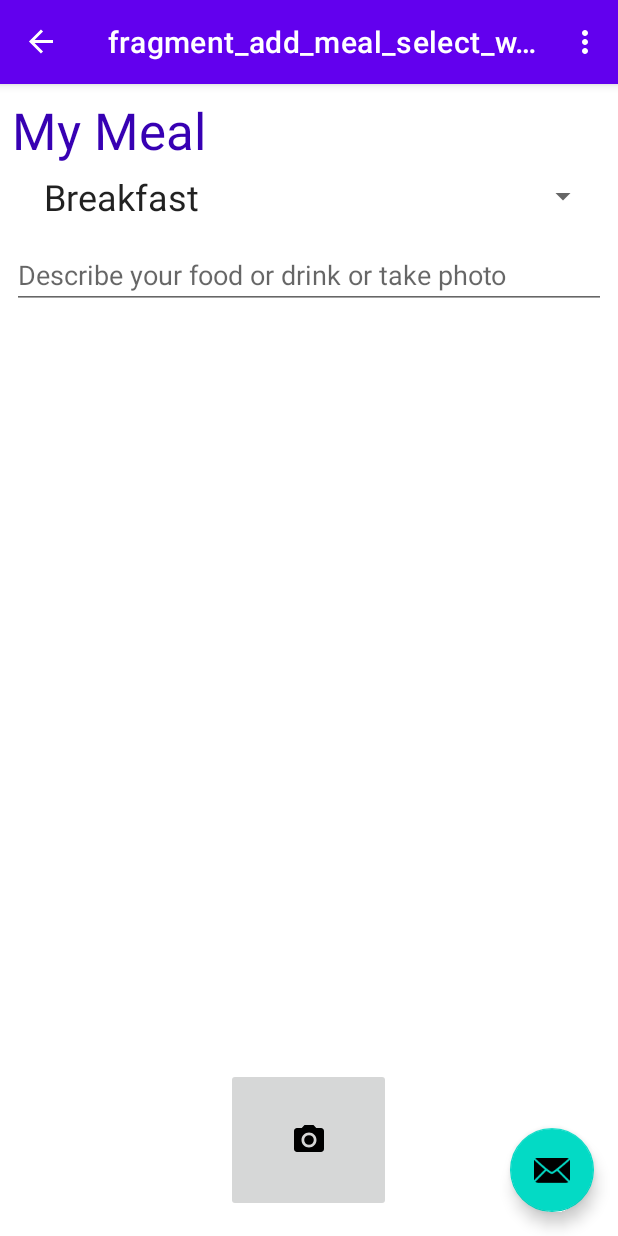
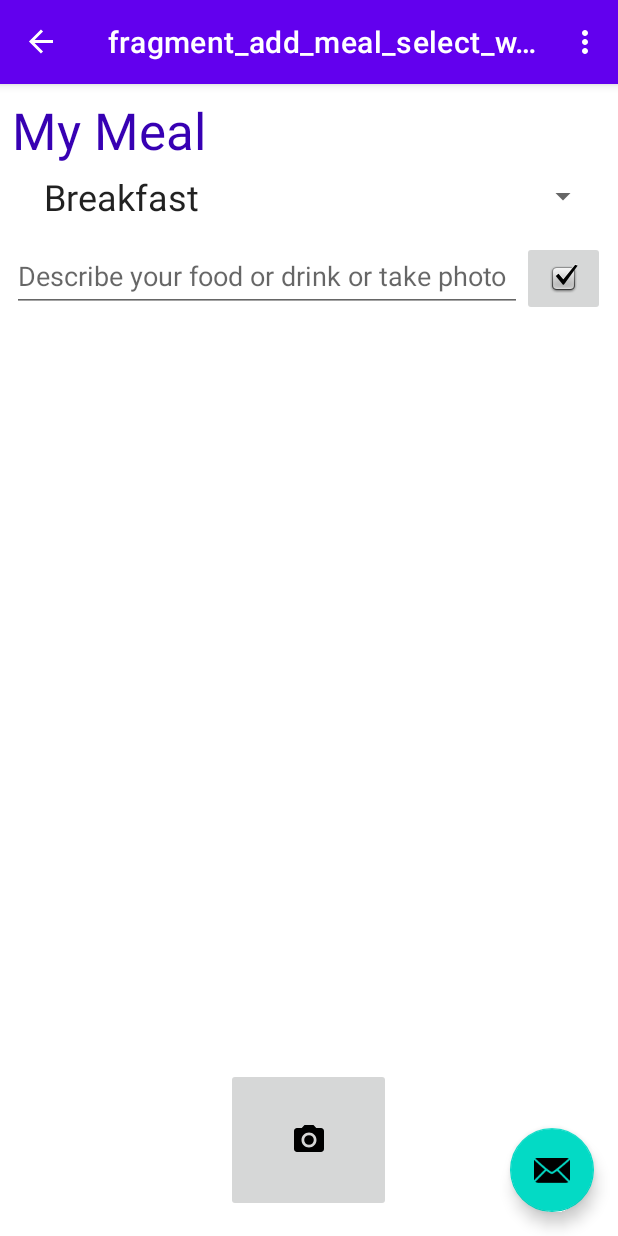
Before and after one commit to Antoshka1171/CalorieCounterApp, an Android app: the screen it shows after launch (MainActivity), after a tap on an icon or button, on a phone screen of 412 x 824 dp. Run offline under Robolectric (Android 15) with nearby library versions, the phone set to English and light mode, and no system bars; our stand-ins replace navigation-ui; libraries missing offline, so code that uses them is left out: com.google.ai.client.

Commit message:
ai integration

```diff
--- a/app/src/main/AndroidManifest.xml
+++ b/app/src/main/AndroidManifest.xml
@@ -16,6 +16,9 @@
         android:theme="@style/Theme.CalorieCounterApp"
         tools:targetApi="31">
         <activity
+            android:name=".ui.mealcard.MainActivity"
+            android:exported="false" />
+        <activity
             android:name=".MainActivity"
             android:exported="true"
             android:label="@string/app_name"
--- a/app/src/main/java/com/example/caloriecounterapp/ui/addmeal/AddMealFragment.kt
+++ b/app/src/main/java/com/example/caloriecounterapp/ui/addmeal/AddMealFragment.kt
@@ -10,9 +10,13 @@ import androidx.fragment.app.Fragment
 import android.view.LayoutInflater
 import android.view.View
 import android.view.ViewGroup
+import android.widget.Button
+import android.widget.EditText
+import android.widget.ImageButton
 import android.widget.TextView
 import androidx.lifecycle.ViewModelProvider
 import androidx.lifecycle.lifecycleScope
+import com.example.caloriecounterapp.R
 import com.example.caloriecounterapp.databinding.FragmentAddMealBinding
 import kotlinx.coroutines.CoroutineScope
 import kotlinx.coroutines.Dispatchers
@@ -46,19 +50,25 @@ class AddMealFragment : Fragment() , CoroutineScope {
         get() = Dispatchers.Main + job
 
     internal var photoBitmap : Bitmap? = null;
+
     override fun onActivityResult(requestCode: Int, resultCode: Int, data: Intent?) {
         super.onActivityResult(requestCode, resultCode, data)
         if (resultCode == Activity.RESULT_OK && requestCode == REQUEST_CODE && data != null){
             photoBitmap = (data.extras?.get("data") as Bitmap)
             lifecycleScope.launch {
                 val result =  aiModel.ProvideCalorieEstimationFromPhoto(photoBitmap!!)
-                binding.textViewResponse.text = result
+
+                //binding.textViewResponse.text = result
+                //val numberCal = aiModel.ProvideCalorieEstimationNumber(result)
+                binding.textViewResponse.text = result.first
             }
         }
     }
 
+
     override fun onCreateView(
-        inflater: LayoutInflater, container: ViewGroup?,
+        inflater: LayoutInflater,
+        container: ViewGroup?,
         savedInstanceState: Bundle?
     ): View {
         val viewModel =
@@ -68,6 +78,7 @@ class AddMealFragment : Fragment() , CoroutineScope {
         val root: View = binding.root
 
         val textViewResponse = binding.textViewResponse
+
         viewModel.mealDescription.observe(viewLifecycleOwner) {
             textViewResponse.text = it
         }
@@ -75,6 +86,20 @@ class AddMealFragment : Fragment() , CoroutineScope {
         binding.imageButton.setOnClickListener {
             capturePhoto()
         }
+
+        val editText: EditText = binding.editTextMealDescription
+        val descriptionButton: ImageButton = binding.generateDescriptionButon
+
+        descriptionButton.setOnClickListener {
+            lifecycleScope.launch {
+                val resultDescription = aiModel.ProvideCalorieEstimation(editText.getText().toString())
+                //binding.textViewResponse.text = resultDescription
+                val numberCal: Int? = aiModel.ProvideCalorieEstimationNumber(editText.getText().toString())
+                binding.textViewResponse.text = numberCal.toString()
+            }
+
+        }
+
 
         return root
     }
--- a/app/src/main/java/com/example/caloriecounterapp/ui/addmeal/AddMealViewModel.kt
+++ b/app/src/main/java/com/example/caloriecounterapp/ui/addmeal/AddMealViewModel.kt
@@ -8,6 +8,10 @@ class AddMealViewModel : ViewModel() {
     private val _mealDescription = MutableLiveData<String>().apply {
         value = ""
     }
+    private val _response = MutableLiveData<String>().apply {
+        value = ""
+    }
 
     val mealDescription: LiveData<String> = _mealDescription
+    val response: LiveData<String> = _response
 }
--- a/app/src/main/res/layout/fragment_add_meal.xml
+++ b/app/src/main/res/layout/fragment_add_meal.xml
@@ -51,22 +51,20 @@
 
         <EditText
             android:id="@+id/editTextMealDescription"
-            android:layout_width="0dp"
-            android:layout_height="wrap_content"
+            android:layout_width="340dp"
+            android:layout_height="47dp"
             android:layout_marginStart="8dp"
             android:layout_marginTop="8dp"
-            android:layout_marginEnd="8dp"
             android:ems="10"
             android:hint="@string/meal_prompt"
             android:inputType="text"
-            app:layout_constraintEnd_toEndOf="parent"
             app:layout_constraintStart_toStartOf="parent"
             app:layout_constraintTop_toBottomOf="@+id/spinnerMealType" />
 
         <TextView
             android:id="@+id/textViewResponse"
-            android:layout_width="390dp"
-            android:layout_height="89dp"
+            android:layout_width="386dp"
+            android:layout_height="114dp"
             android:layout_marginStart="8dp"
             android:layout_marginTop="8dp"
             android:layout_marginEnd="8dp"
@@ -76,6 +74,15 @@
             app:layout_constraintStart_toStartOf="parent"
             app:layout_constraintTop_toBottomOf="@+id/editTextMealDescription" />
 
+        <ImageButton
+            android:id="@+id/generateDescriptionButon"
+            android:layout_width="55dp"
+            android:layout_height="50dp"
+            android:layout_marginTop="8dp"
+            android:src="@android:drawable/checkbox_on_background"
+            app:layout_constraintStart_toEndOf="@+id/editTextMealDescription"
+            app:layout_constraintTop_toBottomOf="@+id/spinnerMealType" />
+
     </androidx.constraintlayout.widget.ConstraintLayout>
 
 </FrameLayout>
```
Also changed, not shown: app/src/main/java/com/example/caloriecounterapp/ui/addmeal/GenerativeAIModel.kt (+39 -3 lines), app/src/main/res/layout/activity_main2.xml (added, +7 -0 lines), app/src/main/res/layout/fragment_main.xml (added, +20 -0 lines).
